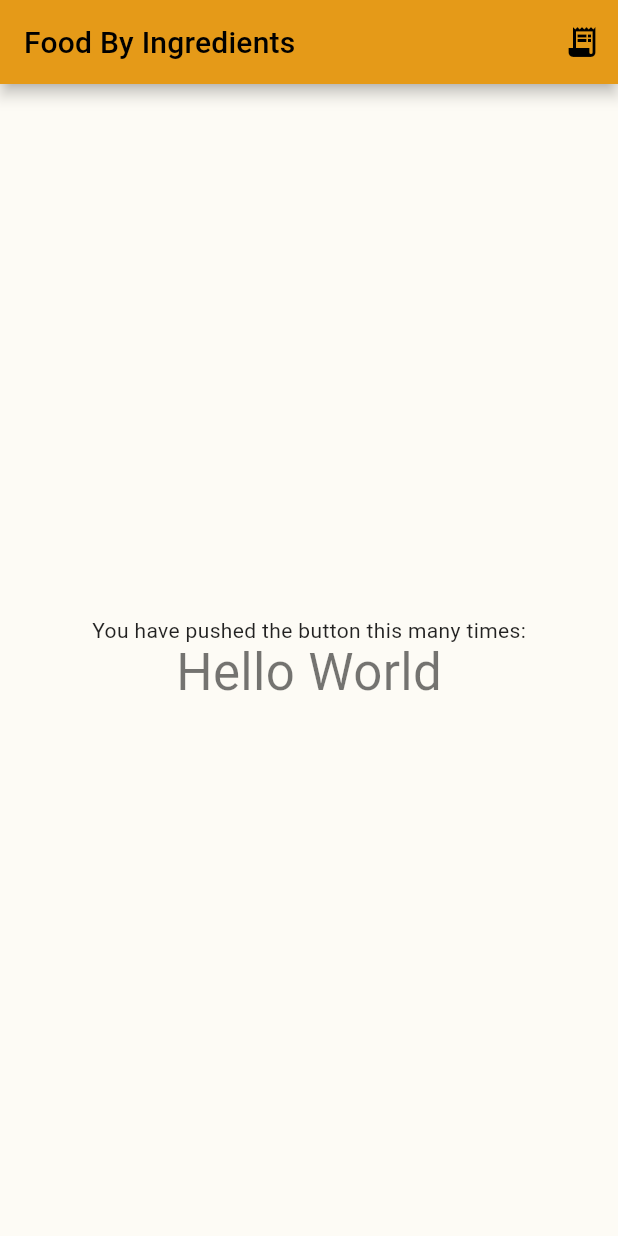
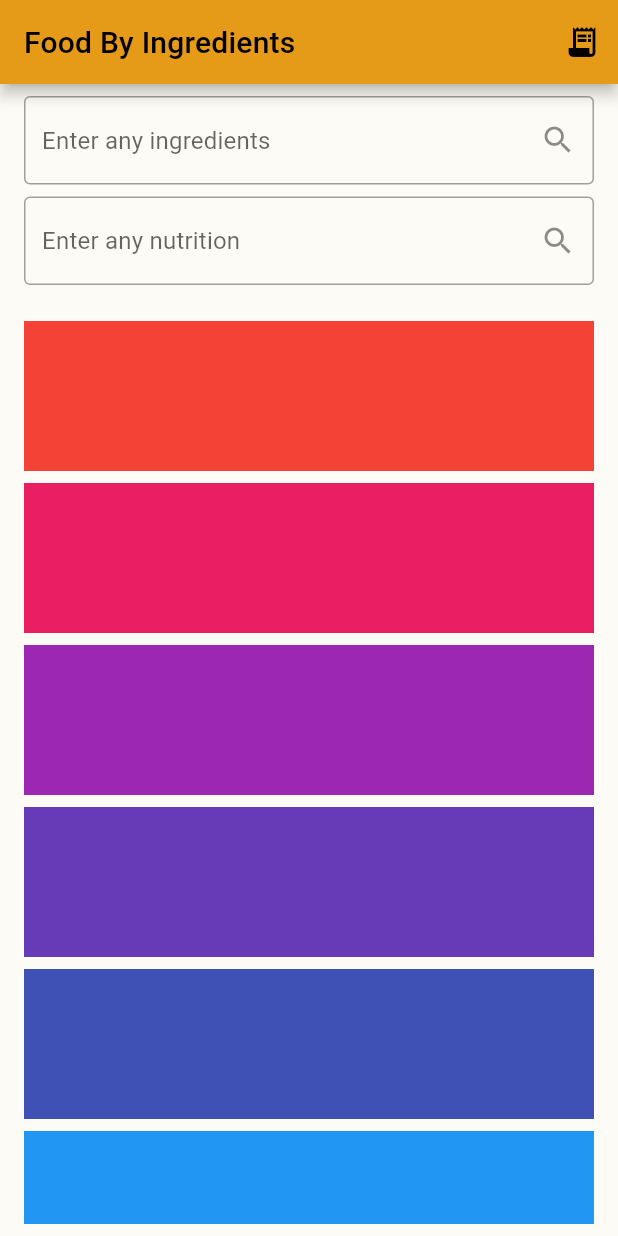
Before and after one commit to antonio-pedro99/food_track_app, a Flutter app: the FoodByIngridPage screen opened directly, on a phone screen of 412 x 824 dp. Run offline on Flutter 3.47's test engine with Material 2 defaults, Android fonts, the light colour scheme and no system bars.

Commit message:
by ingredients page done

```diff
--- a/lib/app/views/pages/food_by_ingr_page.dart
+++ b/lib/app/views/pages/food_by_ingr_page.dart
@@ -1,4 +1,5 @@
 import 'package:flutter/material.dart';
+import 'package:food_track_app/app/views/widgets/text_field.dart';
 
 class FoodByIngridPage extends StatefulWidget {
   const FoodByIngridPage({super.key, required this.title});
@@ -10,6 +11,10 @@ class FoodByIngridPage extends StatefulWidget {
 }
 
 class _FoodByIngridPageState extends State<FoodByIngridPage> {
+  final TextEditingController ingredientsEditingController =
+      TextEditingController();
+  final TextEditingController nutritionEditingController =
+      TextEditingController();
   @override
   Widget build(BuildContext context) {
     return Scaffold(
@@ -19,17 +24,31 @@ class _FoodByIngridPageState extends State<FoodByIngridPage> {
           IconButton(onPressed: () {}, icon: const Icon(Icons.receipt_long))
         ],
       ),
-      body: Center(
+      body: Padding(
+        padding: const EdgeInsets.symmetric(horizontal: 16, vertical: 8),
         child: Column(
-          mainAxisAlignment: MainAxisAlignment.center,
           children: <Widget>[
-            const Text(
-              'You have pushed the button this many times:',
+            CustomTextField(
+              controller: ingredientsEditingController,
+              hint: "Enter any ingredients",
+              icon: Icons.search,
             ),
-            Text(
-              "Hello World",
-              style: Theme.of(context).textTheme.headline4,
+            const SizedBox(height: 8),
+            CustomTextField(
+              controller: ingredientsEditingController,
+              hint: "Enter any nutrition",
+              icon: Icons.search,
             ),
+            const SizedBox(height: 24),
+            Flexible(
+                child: ListView.builder(
+                    itemCount: 10,
+                    itemBuilder: (context, index) {
+                      return Container(
+                          margin: const EdgeInsets.only(bottom: 8),
+                          height: 100,
+                          color: Colors.primaries[index % 10]);
+                    }))
           ],
         ),
       ),
```
